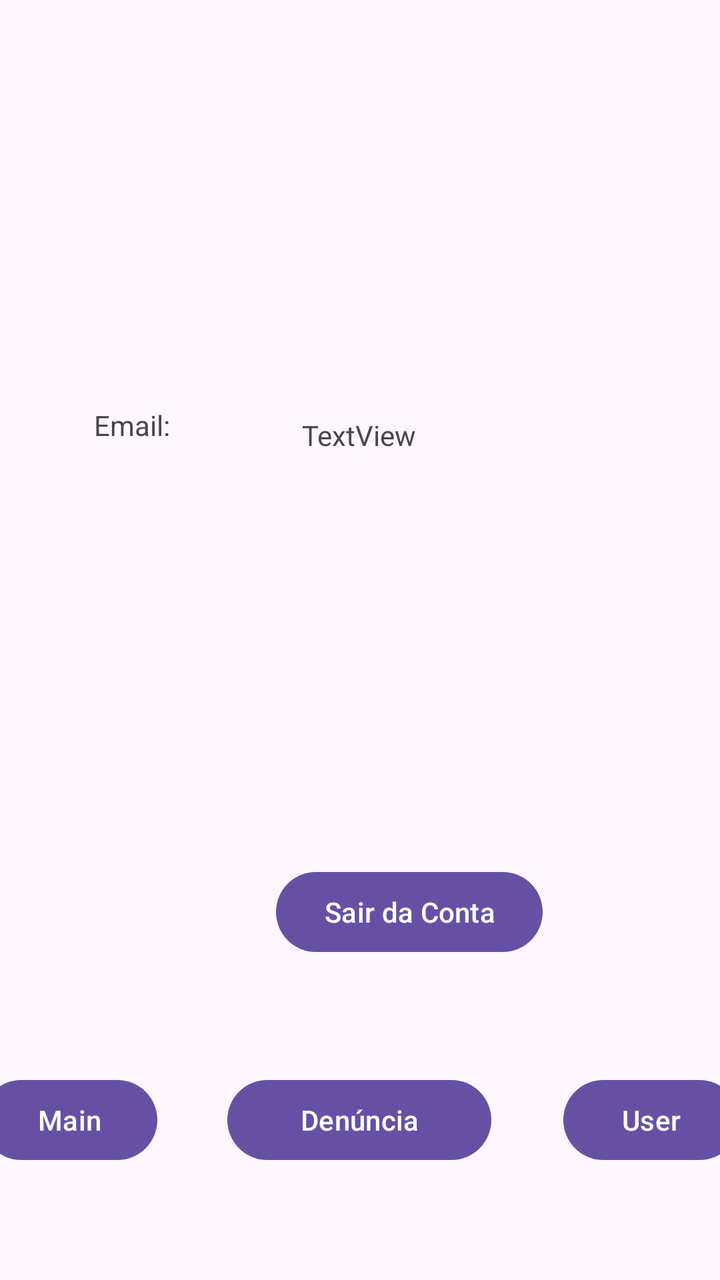
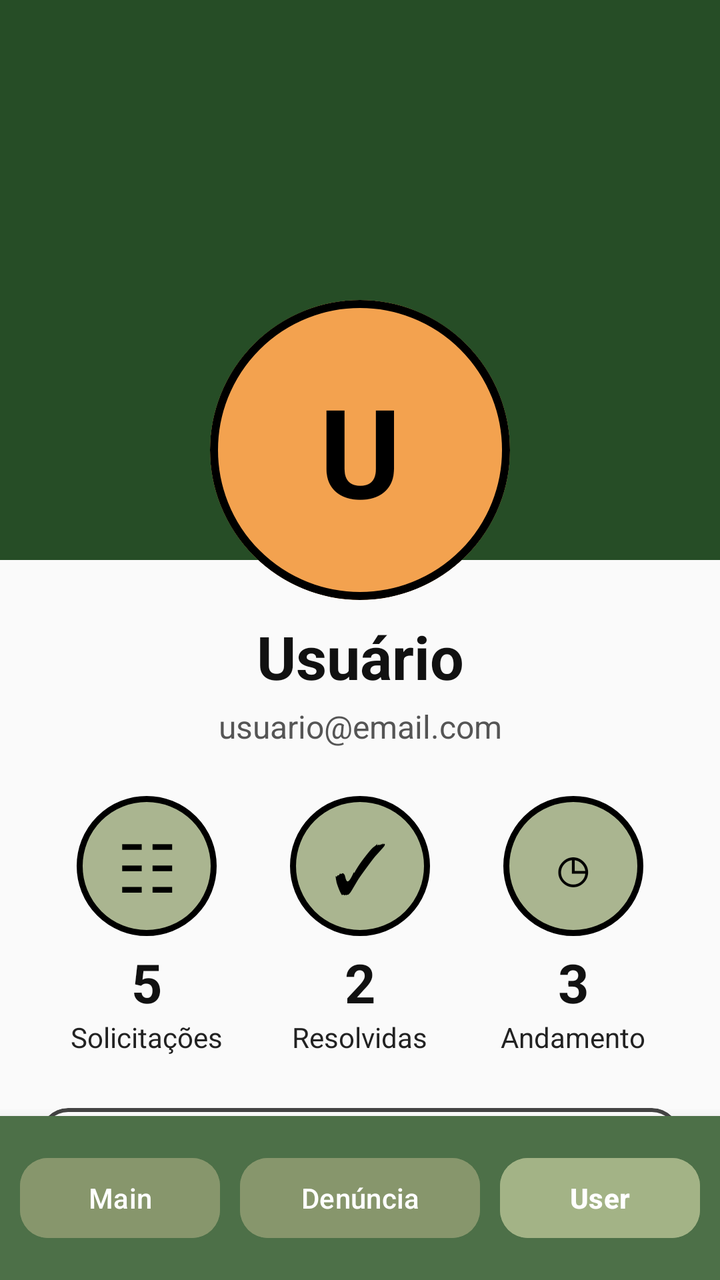

Before-and-after screenshots of an Android layout around one commit, followed by the original layout XML and the change that was made.
<!-- AndroidManifest.xml: application theme Theme.TCC -->
<!-- res/layout/activity_users_screen.xml -->
<?xml version="1.0" encoding="utf-8"?>
<androidx.coordinatorlayout.widget.CoordinatorLayout xmlns:android="http://schemas.android.com/apk/res/android"
    xmlns:app="http://schemas.android.com/apk/res-auto"
    xmlns:tools="http://schemas.android.com/tools"
    android:id="@+id/main"
    android:layout_width="match_parent"
    android:layout_height="match_parent"
    tools:context=".UsersScreen">

    <androidx.constraintlayout.widget.ConstraintLayout
        android:layout_width="match_parent"
        android:layout_height="match_parent">

        <TextView
            android:id="@+id/txtName"
            android:layout_width="wrap_content"
            android:layout_height="wrap_content"
            android:layout_marginStart="176dp"
            android:layout_marginTop="208dp"
            android:layout_marginEnd="177dp"
            android:text="TextView"
            app:layout_constraintEnd_toEndOf="parent"
            app:layout_constraintStart_toStartOf="parent"
            app:layout_constraintTop_toTopOf="parent" />

        <TextView
            android:id="@+id/txtEmail"
            android:layout_width="363dp"
            android:layout_height="25dp"
            android:layout_marginStart="47dp"
            android:layout_marginBottom="412dp"
            android:text="Email: "
            app:layout_constraintBottom_toBottomOf="parent"
            app:layout_constraintEnd_toEndOf="parent"
            app:layout_constraintHorizontal_bias="0.0"
            app:layout_constraintStart_toStartOf="parent" />

        <Button
            android:id="@+id/btnLogout"
            android:layout_width="wrap_content"
            android:layout_height="wrap_content"
            android:layout_marginStart="138dp"
            android:layout_marginEnd="139dp"
            android:layout_marginBottom="160dp"
            android:text="Sair da Conta"
            app:layout_constraintBottom_toBottomOf="parent"
            app:layout_constraintEnd_toEndOf="parent"
            app:layout_constraintHorizontal_bias="0.0"
            app:layout_constraintStart_toStartOf="parent" />

        <Button
            android:id="@+id/btnMain2"
            android:layout_width="wrap_content"
            android:layout_height="wrap_content"
            android:layout_marginStart="16dp"
            android:layout_marginBottom="56dp"
            android:text="Main"
            app:layout_constraintBottom_toBottomOf="parent"
            app:layout_constraintEnd_toStartOf="@+id/btnDenuncia2"
            app:layout_constraintStart_toStartOf="parent" />

        <Button
            android:id="@+id/btnDenuncia2"
            android:layout_width="132dp"
            android:layout_height="48dp"
            android:layout_marginStart="35dp"
            android:layout_marginEnd="36dp"
            android:layout_marginBottom="56dp"
            android:text="Denúncia"
            app:layout_constraintBottom_toBottomOf="parent"
            app:layout_constraintEnd_toStartOf="@+id/btnUser2"
            app:layout_constraintStart_toEndOf="@+id/btnMain2" />

        <Button
            android:id="@+id/btnUser2"
            android:layout_width="wrap_content"
            android:layout_height="wrap_content"
            android:layout_marginEnd="16dp"
            android:layout_marginBottom="56dp"
            android:text="User"
            app:layout_constraintBottom_toBottomOf="parent"
            app:layout_constraintEnd_toEndOf="parent"
            app:layout_constraintStart_toEndOf="@+id/btnDenuncia2" />

    </androidx.constraintlayout.widget.ConstraintLayout>
</androidx.coordinatorlayout.widget.CoordinatorLayout>
<!-- resources referenced by this layout -->
<resources>
  <style name="Theme.TCC" parent="Base.Theme.TCC" />
  <style name="Base.Theme.TCC" parent="Theme.Material3.DayNight.NoActionBar">
          
          
      </style>
</resources>

<!-- the commit's change to res/layout/activity_users_screen.xml (unified diff, before → after) -->
@@ -1,86 +1,448 @@
 <?xml version="1.0" encoding="utf-8"?>
-<androidx.coordinatorlayout.widget.CoordinatorLayout xmlns:android="http://schemas.android.com/apk/res/android"
+<androidx.constraintlayout.widget.ConstraintLayout
+    xmlns:android="http://schemas.android.com/apk/res/android"
     xmlns:app="http://schemas.android.com/apk/res-auto"
     xmlns:tools="http://schemas.android.com/tools"
+
     android:id="@+id/main"
     android:layout_width="match_parent"
     android:layout_height="match_parent"
+    android:background="#FAFAFA"
+
     tools:context=".UsersScreen">
 
+
+    
+    
+    
+
+    <View
+        android:id="@+id/topBackground"
+        android:layout_width="0dp"
+        android:layout_height="280dp"
+        android:background="#264D26"
+
+        app:layout_constraintEnd_toEndOf="parent"
+        app:layout_constraintStart_toStartOf="parent"
+        app:layout_constraintTop_toTopOf="parent" />
+
+
+    
+    
+    
+
+    <com.google.android.material.card.MaterialCardView
+        android:id="@+id/cardProfile"
+
+        android:layout_width="150dp"
+        android:layout_height="150dp"
+
+        android:layout_marginTop="150dp"
+
+        app:cardBackgroundColor="#F3A24F"
+        app:cardCornerRadius="75dp"
+        app:cardElevation="0dp"
+        app:strokeColor="#000000"
+        app:strokeWidth="4dp"
+
+        app:layout_constraintEnd_toEndOf="parent"
+        app:layout_constraintStart_toStartOf="parent"
+        app:layout_constraintTop_toTopOf="parent">
+
+
+        <TextView
+            android:id="@+id/txtInicial"
+
+            android:layout_width="match_parent"
+            android:layout_height="match_parent"
+
+            android:gravity="center"
+
+            android:text="U"
+            android:textColor="#000000"
+            android:textSize="62sp"
+            android:textStyle="bold" />
+
+    </com.google.android.material.card.MaterialCardView>
+
+
+    
+    
+    
+
+    <TextView
+        android:id="@+id/txtName"
+
+        android:layout_width="wrap_content"
+        android:layout_height="wrap_content"
+
+        android:layout_marginTop="8dp"
+
+        android:text="Usuário"
+        android:textColor="#111111"
+        android:textSize="30sp"
+        android:textStyle="bold"
+
+        app:layout_constraintEnd_toEndOf="parent"
+        app:layout_constraintStart_toStartOf="parent"
+        app:layout_constraintTop_toBottomOf="@id/cardProfile" />
+
+
+    
+    
+    
+    
+
+    <TextView
+        android:id="@+id/txtEmail"
+
+        android:layout_width="wrap_content"
+        android:layout_height="wrap_content"
+
+        android:layout_marginTop="4dp"
+
+        android:text="usuario@email.com"
+        android:textColor="#555555"
+        android:textSize="16sp"
+
+        app:layout_constraintEnd_toEndOf="parent"
+        app:layout_constraintStart_toStartOf="parent"
+        app:layout_constraintTop_toBottomOf="@id/txtName" />
+
+
+    
+    
+    
+
+    <LinearLayout
+        android:id="@+id/layoutEstatisticas"
+
+        android:layout_width="0dp"
+        android:layout_height="wrap_content"
+
+        android:layout_marginStart="20dp"
+        android:layout_marginTop="24dp"
+        android:layout_marginEnd="20dp"
+
+        android:gravity="center"
+        android:orientation="horizontal"
+
+        app:layout_constraintEnd_toEndOf="parent"
+        app:layout_constraintStart_toStartOf="parent"
+        app:layout_constraintTop_toBottomOf="@id/txtEmail">
+
+
+        
+
+        <LinearLayout
+            android:layout_width="0dp"
+            android:layout_height="wrap_content"
+
+            android:layout_weight="1"
+
+            android:gravity="center"
+            android:orientation="vertical">
+
+
+            <TextView
+                android:layout_width="70dp"
+                android:layout_height="70dp"
+
+                android:background="@drawable/bg_circle_stat"
+
+                android:gravity="center"
+
+                android:text="☷"
+                android:textColor="#000000"
+                android:textSize="34sp" />
+
+
+            <TextView
+                android:id="@+id/txtSolicitacoes"
+
+                android:layout_width="wrap_content"
+                android:layout_height="wrap_content"
+
+                android:layout_marginTop="5dp"
+
+                android:text="5"
+                android:textColor="#111111"
+                android:textSize="27sp"
+                android:textStyle="bold" />
+
+
+            <TextView
+                android:layout_width="wrap_content"
+                android:layout_height="wrap_content"
+
+                android:text="Solicitações"
+                android:textColor="#222222"
+                android:textSize="14sp" />
+
+        </LinearLayout>
+
+
+        
+
+        <LinearLayout
+            android:layout_width="0dp"
+            android:layout_height="wrap_content"
+
+            android:layout_weight="1"
+
+            android:gravity="center"
+            android:orientation="vertical">
+
+
+            <TextView
+                android:layout_width="70dp"
+                android:layout_height="70dp"
+
+                android:background="@drawable/bg_circle_stat"
+
+                android:gravity="center"
+
+                android:text="✓"
+                android:textColor="#000000"
+                android:textSize="34sp" />
+
+
+            <TextView
+                android:id="@+id/txtResolvidas"
+
+                android:layout_width="wrap_content"
+                android:layout_height="wrap_content"
+
+                android:layout_marginTop="5dp"
+
+                android:text="2"
+                android:textColor="#111111"
+                android:textSize="27sp"
+                android:textStyle="bold" />
+
+
+            <TextView
+                android:layout_width="wrap_content"
+                android:layout_height="wrap_content"
+
+                android:text="Resolvidas"
+                android:textColor="#222222"
+                android:textSize="14sp" />
+
+        </LinearLayout>
+
+
+        
+
+        <LinearLayout
+            android:layout_width="0dp"
+            android:layout_height="wrap_content"
+
+            android:layout_weight="1"
+
+            android:gravity="center"
+            android:orientation="vertical">
+
+
+            <TextView
+                android:layout_width="70dp"
+                android:layout_height="70dp"
+
+                android:background="@drawable/bg_circle_stat"
+
+                android:gravity="center"
+
+                android:text="◷"
+                android:textColor="#000000"
+                android:textSize="34sp" />
+
+
+            <TextView
+                android:id="@+id/txtAndamento"
+
+                android:layout_width="wrap_content"
+                android:layout_height="wrap_content"
+
+                android:layout_marginTop="5dp"
+
+                android:text="3"
+                android:textColor="#111111"
+                android:textSize="27sp"
+                android:textStyle="bold" />
+
+
+            <TextView
+                android:layout_width="wrap_content"
+                android:layout_height="wrap_content"
+
+                android:text="Andamento"
+                android:textColor="#222222"
+                android:textSize="14sp" />
+
+        </LinearLayout>
+
+    </LinearLayout>
+
+
+    
+    
+    
+
+    <com.google.android.material.card.MaterialCardView
+        android:id="@+id/cardOpcoes"
+
+        android:layout_width="0dp"
+        android:layout_height="wrap_content"
+
+        android:layout_marginStart="20dp"
+        android:layout_marginTop="26dp"
+        android:layout_marginEnd="20dp"
+
+        app:cardBackgroundColor="#FFFFFF"
+        app:cardCornerRadius="14dp"
+        app:cardElevation="0dp"
+        app:strokeColor="#444444"
+        app:strokeWidth="2dp"
+
+        app:layout_constraintEnd_toEndOf="parent"
+        app:layout_constraintStart_toStartOf="parent"
+        app:layout_constraintTop_toBottomOf="@id/layoutEstatisticas">
+
+
+        <LinearLayout
+            android:layout_width="match_parent"
+            android:layout_height="wrap_content"
+
+            android:orientation="vertical"
+
+            android:padding="8dp">
+
+
+            
+
+            <com.google.android.material.button.MaterialButton
+                android:id="@+id/btnDarkMode"
+
+                android:layout_width="match_parent"
+                android:layout_height="64dp"
+
+                android:text="☾   Modo escuro"
+                android:textAllCaps="false"
+                android:textColor="#111111"
+                android:textSize="20sp"
+                android:textStyle="bold"
+
+                app:backgroundTint="#FFFFFF"
+                app:cornerRadius="14dp"
+                app:strokeColor="#222222"
+                app:strokeWidth="2dp" />
+
+
+            
+
+            <com.google.android.material.button.MaterialButton
+                android:id="@+id/btnLogout"
+
+                android:layout_width="match_parent"
+                android:layout_height="64dp"
+
+                android:layout_marginTop="10dp"
+
+                android:text="→   Sair da conta"
+                android:textAllCaps="false"
+                android:textColor="#111111"
+                android:textSize="20sp"
+                android:textStyle="bold"
+
+                app:backgroundTint="#FFFFFF"
+                app:cornerRadius="14dp"
+                app:strokeColor="#222222"
+                app:strokeWidth="2dp" />
+
+        </LinearLayout>
+
+    </com.google.android.material.card.MaterialCardView>
+
+
+    
+    
+    
+
     <androidx.constraintlayout.widget.ConstraintLayout
-        android:layout_width="match_parent"
-        android:layout_height="match_parent">
-
-        <TextView
-            android:id="@+id/txtName"
-            android:layout_width="wrap_content"
-            android:layout_height="wrap_content"
-            android:layout_marginStart="176dp"
-            android:layout_marginTop="208dp"
-            android:layout_marginEnd="177dp"
-            android:text="TextView"
-            app:layout_constraintEnd_toEndOf="parent"
+        android:id="@+id/bottomNavigation"
+
+        android:layout_width="0dp"
+        android:layout_height="82dp"
+
+        android:background="#4D7048"
+        android:elevation="10dp"
+
+        app:layout_constraintBottom_toBottomOf="parent"
+        app:layout_constraintEnd_toEndOf="parent"
+        app:layout_constraintStart_toStartOf="parent">
+
+
+        <Button
+            android:id="@+id/btnMain"
+
+            android:layout_width="100dp"
+            android:layout_height="48dp"
+
+            android:backgroundTint="#87966C"
+
+            android:text="Main"
+            android:textAllCaps="false"
+            android:textColor="#FFFFFF"
+
+            app:cornerRadius="14dp"
+
+            app:layout_constraintBottom_toBottomOf="parent"
+            app:layout_constraintEnd_toStartOf="@id/btnDenuncia"
+            app:layout_constraintHorizontal_chainStyle="spread"
             app:layout_constraintStart_toStartOf="parent"
             app:layout_constraintTop_toTopOf="parent" />
 
-        <TextView
-            android:id="@+id/txtEmail"
-            android:layout_width="363dp"
-            android:layout_height="25dp"
-            android:layout_marginStart="47dp"
-            android:layout_marginBottom="412dp"
-            android:text="Email: "
+
+        <Button
+            android:id="@+id/btnDenuncia"
+
+            android:layout_width="120dp"
+            android:layout_height="48dp"
+
+            android:backgroundTint="#87966C"
+
+            android:text="Denúncia"
+            android:textAllCaps="false"
+            android:textColor="#FFFFFF"
+
+            app:cornerRadius="14dp"
+
+            app:layout_constraintBottom_toBottomOf="parent"
+            app:layout_constraintEnd_toStartOf="@id/btnUser"
+            app:layout_constraintStart_toEndOf="@id/btnMain"
+            app:layout_constraintTop_toTopOf="parent" />
+
+
+        <Button
+            android:id="@+id/btnUser"
+
+            android:layout_width="100dp"
+            android:layout_height="48dp"
+
+            android:backgroundTint="#A3B386"
+
+            android:text="User"
+            android:textAllCaps="false"
+            android:textColor="#FFFFFF"
+            android:textStyle="bold"
+
+            app:cornerRadius="14dp"
+
             app:layout_constraintBottom_toBottomOf="parent"
             app:layout_constraintEnd_toEndOf="parent"
-            app:layout_constraintHorizontal_bias="0.0"
-            app:layout_constraintStart_toStartOf="parent" />
-
-        <Button
-            android:id="@+id/btnLogout"
-            android:layout_width="wrap_content"
-            android:layout_height="wrap_content"
-            android:layout_marginStart="138dp"
-            android:layout_marginEnd="139dp"
-            android:layout_marginBottom="160dp"
-            android:text="Sair da Conta"
-            app:layout_constraintBottom_toBottomOf="parent"
-            app:layout_constraintEnd_toEndOf="parent"
-            app:layout_constraintHorizontal_bias="0.0"
-            app:layout_constraintStart_toStartOf="parent" />
-
-        <Button
-            android:id="@+id/btnMain2"
-            android:layout_width="wrap_content"
-            android:layout_height="wrap_content"
-            android:layout_marginStart="16dp"
-            android:layout_marginBottom="56dp"
-            android:text="Main"
-            app:layout_constraintBottom_toBottomOf="parent"
-            app:layout_constraintEnd_toStartOf="@+id/btnDenuncia2"
-            app:layout_constraintStart_toStartOf="parent" />
-
-        <Button
-            android:id="@+id/btnDenuncia2"
-            android:layout_width="132dp"
-            android:layout_height="48dp"
-            android:layout_marginStart="35dp"
-            android:layout_marginEnd="36dp"
-            android:layout_marginBottom="56dp"
-            android:text="Denúncia"
-            app:layout_constraintBottom_toBottomOf="parent"
-            app:layout_constraintEnd_toStartOf="@+id/btnUser2"
-            app:layout_constraintStart_toEndOf="@+id/btnMain2" />
-
-        <Button
-            android:id="@+id/btnUser2"
-            android:layout_width="wrap_content"
-            android:layout_height="wrap_content"
-            android:layout_marginEnd="16dp"
-            android:layout_marginBottom="56dp"
-            android:text="User"
-            app:layout_constraintBottom_toBottomOf="parent"
-            app:layout_constraintEnd_toEndOf="parent"
-            app:layout_constraintStart_toEndOf="@+id/btnDenuncia2" />
+            app:layout_constraintStart_toEndOf="@id/btnDenuncia"
+            app:layout_constraintTop_toTopOf="parent" />
 
     </androidx.constraintlayout.widget.ConstraintLayout>
-</androidx.coordinatorlayout.widget.CoordinatorLayout>
+
+</androidx.constraintlayout.widget.ConstraintLayout>
<!-- resource entries referenced after the edit -->
@@ -1,5 +1,18 @@
 <!-- resources referenced by this layout -->
 <resources>
+  <!-- drawable bg_circle_stat (drawable) -->
+  <?xml version="1.0" encoding="utf-8"?>
+  <shape
+      xmlns:android="http://schemas.android.com/apk/res/android"
+      android:shape="oval">
+  
+      <solid android:color="#AAB590"/>
+  
+      <stroke
+          android:width="3dp"
+          android:color="#000000"/>
+  
+  </shape>
   <style name="Theme.TCC" parent="Base.Theme.TCC" />
   <style name="Base.Theme.TCC" parent="Theme.Material3.DayNight.NoActionBar">
           
